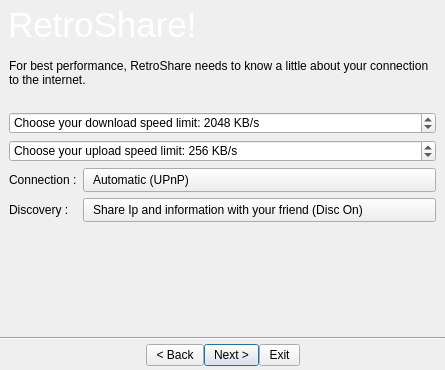
Old version of the form retroshare-gui/src/gui/QuickStartWizard.ui in the repository RetroShare/RetroShare.
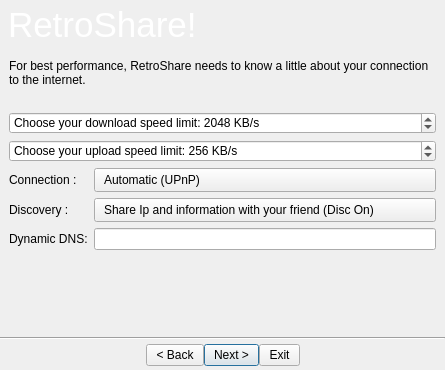
New version of the form. The open tabs and pages were chosen to show the change. Icons and pictures are not drawn.

Patch:
```diff
--- a/retroshare-gui/src/gui/QuickStartWizard.ui
+++ b/retroshare-gui/src/gui/QuickStartWizard.ui
@@ -450,6 +450,16 @@
               </item>
              </widget>
             </item>
+            <item row="2" column="0">
+             <widget class="QLabel" name="label_2">
+              <property name="text">
+               <string>Dynamic DNS:</string>
+              </property>
+             </widget>
+            </item>
+            <item row="2" column="1">
+             <widget class="QLineEdit" name="DynDNS"/>
+            </item>
            </layout>
           </item>
           <item row="1" column="0">
```
Left out of the diff: 9 changed lines with no effect on the pictures.
